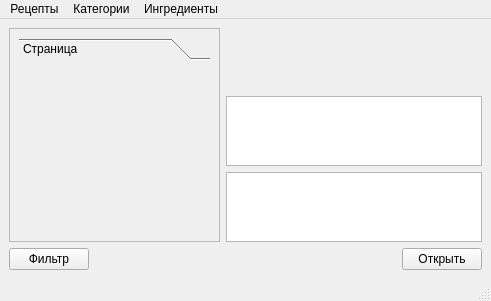
Old version of the form mainwindow.ui in the repository pi18a-group-dynamics/First-Team.
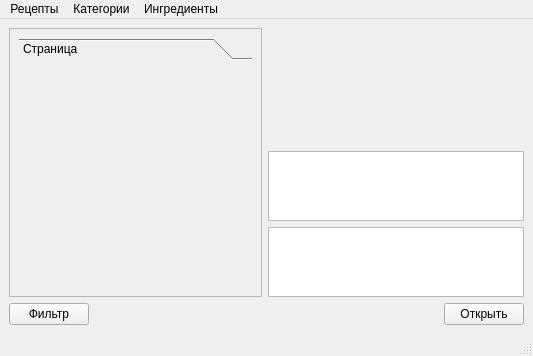
New version of the form. Icons and pictures are not drawn. Custom widgets are drawn as their Qt base class.

Commit message: Implemented chosen recipies

```diff
--- a/mainwindow.ui
+++ b/mainwindow.ui
@@ -6,8 +6,8 @@
    <rect>
     <x>0</x>
     <y>0</y>
-    <width>491</width>
-    <height>301</height>
+    <width>533</width>
+    <height>356</height>
    </rect>
   </property>
   <property name="windowTitle">
@@ -27,8 +27,8 @@
           <rect>
            <x>0</x>
            <y>0</y>
-           <width>205</width>
-           <height>202</height>
+           <width>247</width>
+           <height>257</height>
           </rect>
          </property>
          <layout class="QGridLayout" name="gridLayout_2">
@@ -51,8 +51,8 @@
               <rect>
                <x>0</x>
                <y>0</y>
-               <width>187</width>
-               <height>153</height>
+               <width>229</width>
+               <height>208</height>
               </rect>
              </property>
              <attribute name="icon">
@@ -179,7 +179,7 @@
     <rect>
      <x>0</x>
      <y>0</y>
-     <width>491</width>
+     <width>533</width>
      <height>22</height>
     </rect>
    </property>
```
The commit also changes 2 other files.
